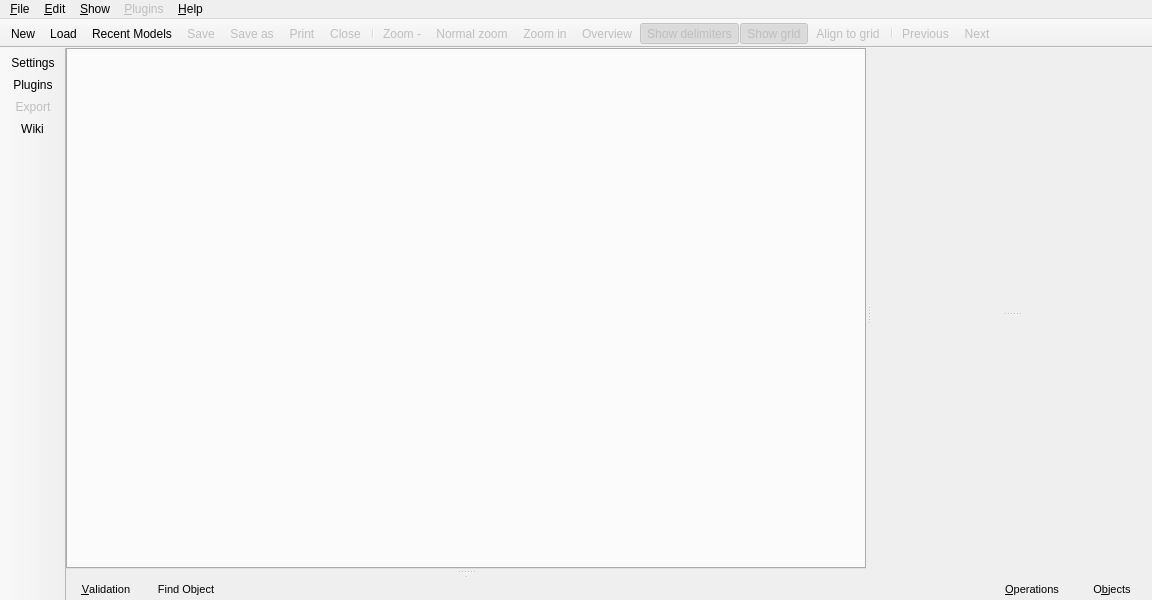
This is libpgmodeler_ui/ui/mainwindow.ui in pgmodeler/pgmodeler as Qt 5 draws it before an edit. The edited form follows.
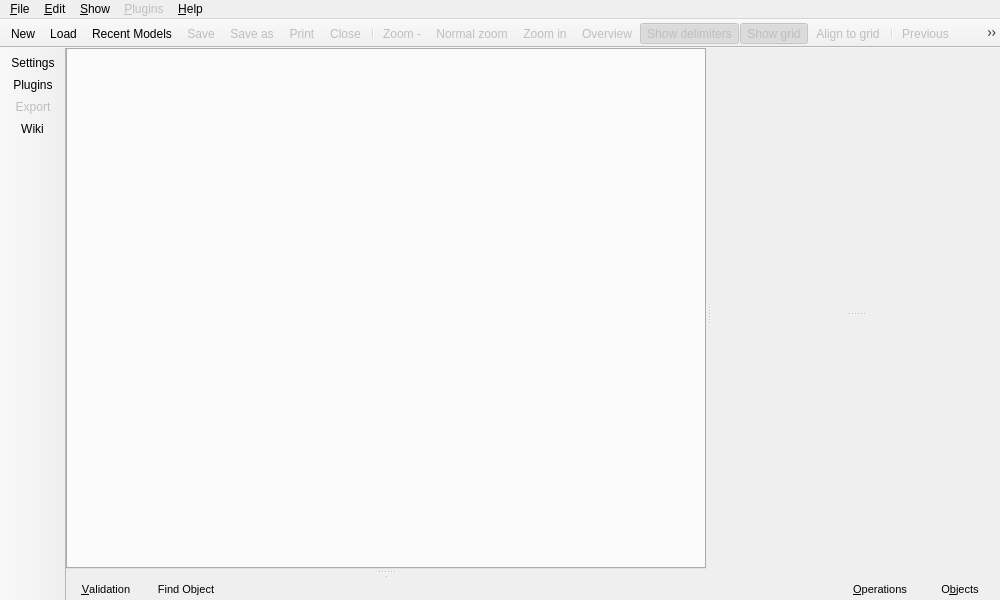
This is the edited form. Icons and pictures are not drawn.

Commit message: Changed the minimum size of MainWindow to fit 1024x768 screens.

The edit to the form file:
```diff
--- a/libpgmodeler_ui/ui/mainwindow.ui
+++ b/libpgmodeler_ui/ui/mainwindow.ui
@@ -9,14 +9,14 @@
    <rect>
     <x>0</x>
     <y>0</y>
-    <width>1152</width>
+    <width>1000</width>
     <height>600</height>
    </rect>
   </property>
   <property name="minimumSize">
    <size>
-    <width>1152</width>
-    <height>600</height>
+    <width>1000</width>
+    <height>500</height>
    </size>
   </property>
   <property name="mouseTracking">
@@ -270,8 +270,8 @@
        </property>
        <property name="minimumSize">
         <size>
-         <width>800</width>
-         <height>500</height>
+         <width>640</width>
+         <height>480</height>
         </size>
        </property>
        <property name="autoFillBackground">
@@ -447,7 +447,7 @@
     <rect>
      <x>0</x>
      <y>0</y>
-     <width>1152</width>
+     <width>1000</width>
      <height>21</height>
     </rect>
    </property>
```
